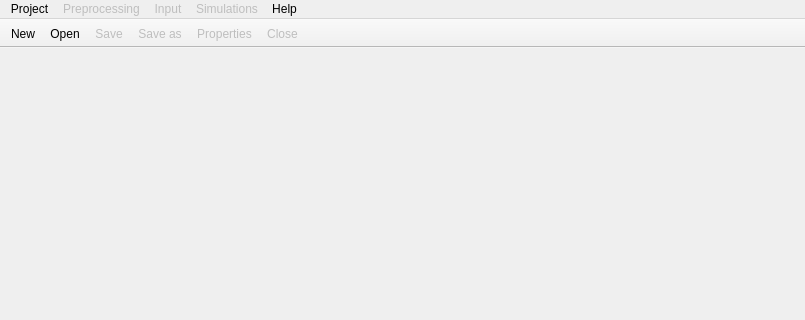
This is src/ui/main_window.ui in IPH-ECO/iph-eco-gui as Qt 5 draws it before an edit; both pictures show x 0 to 805 and y 0 to 320 of the 805 by 517 pixel window. The edited form follows.
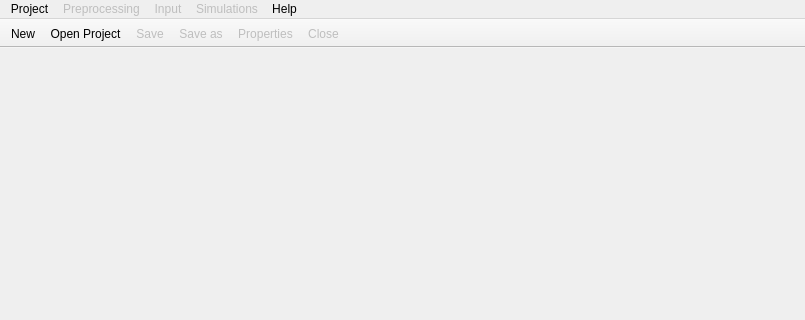
This is the edited form. Icons and pictures are not drawn.

Commit message: Fixing bug when closing project

What changed in the file:
```diff
--- a/src/ui/main_window.ui
+++ b/src/ui/main_window.ui
@@ -154,7 +154,7 @@
      <normaloff>:/icons/document-open.png</normaloff>:/icons/document-open.png</iconset>
    </property>
    <property name="text">
-    <string>Open...</string>
+    <string>Open Project...</string>
    </property>
    <property name="shortcut">
     <string>Ctrl+O</string>
```
The commit also changes 1 other file.
